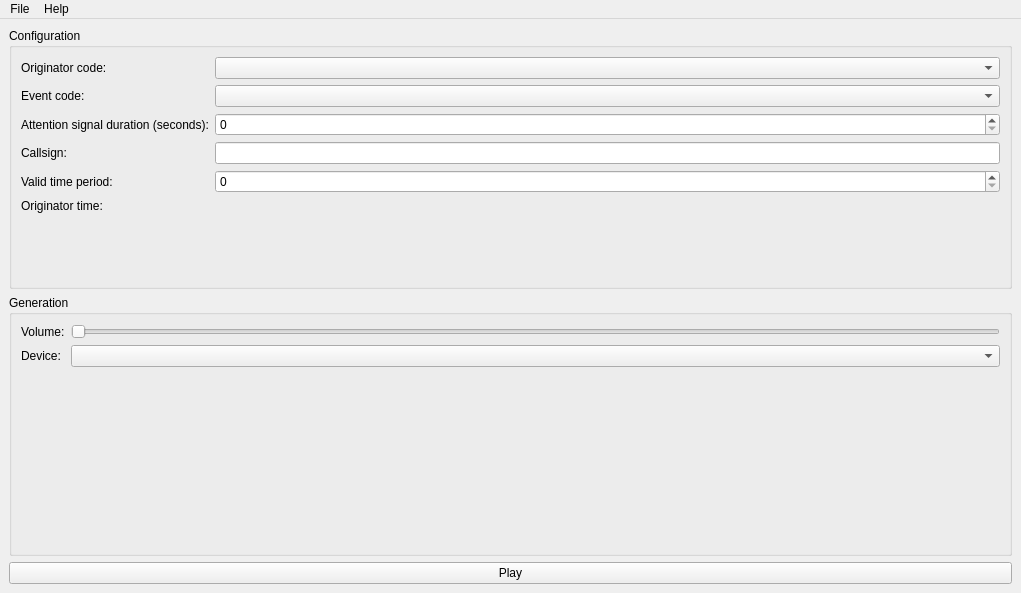
First picture: the form in src/frontend/qt/views/main_window.ui, repository mcroddev/SAMEthing, before the edit.
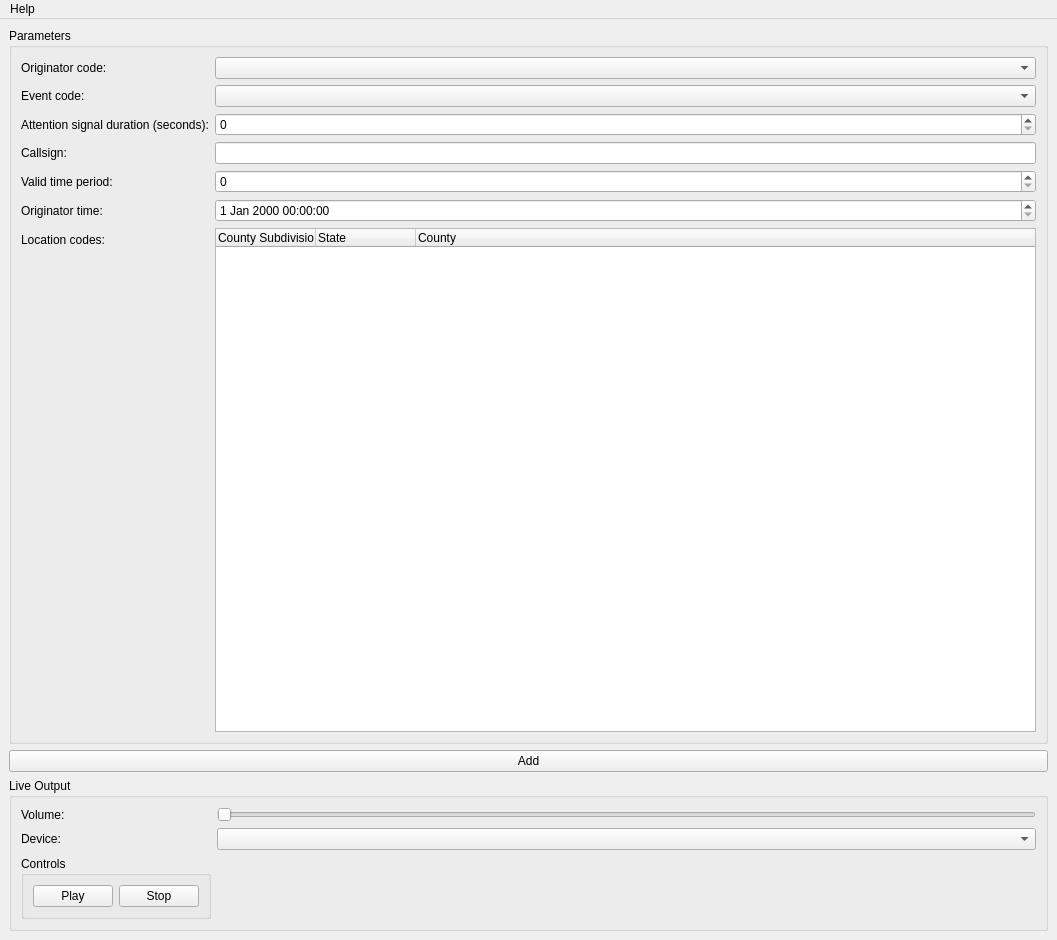
Second picture: the form after the edit.

The edit to the form file:
```diff
--- a/src/frontend/qt/views/main_window.ui
+++ b/src/frontend/qt/views/main_window.ui
@@ -6,8 +6,8 @@
    <rect>
     <x>0</x>
     <y>0</y>
-    <width>1021</width>
-    <height>593</height>
+    <width>1057</width>
+    <height>940</height>
    </rect>
   </property>
   <property name="windowTitle">
@@ -18,7 +18,7 @@
     <item>
      <widget class="QGroupBox" name="groupBox">
       <property name="title">
-       <string>Configuration</string>
+       <string>Parameters</string>
       </property>
       <layout class="QFormLayout" name="formLayout">
        <item row="0" column="0">
@@ -78,13 +78,49 @@
          </property>
         </widget>
        </item>
+       <item row="5" column="1">
+        <widget class="QDateTimeEdit" name="org_time_"/>
+       </item>
+       <item row="6" column="0">
+        <widget class="QLabel" name="label_9">
+         <property name="text">
+          <string>Location codes:</string>
+         </property>
+        </widget>
+       </item>
+       <item row="6" column="1">
+        <widget class="QTreeWidget" name="location_codes_">
+         <column>
+          <property name="text">
+           <string>County Subdivision</string>
+          </property>
+         </column>
+         <column>
+          <property name="text">
+           <string>State</string>
+          </property>
+         </column>
+         <column>
+          <property name="text">
+           <string>County</string>
+          </property>
+         </column>
+        </widget>
+       </item>
       </layout>
      </widget>
     </item>
+    <item>
+     <widget class="QPushButton" name="add_location_code_button_">
+      <property name="text">
+       <string>Add</string>
+      </property>
+     </widget>
+    </item>
     <item>
      <widget class="QGroupBox" name="groupBox_2">
       <property name="title">
-       <string>Generation</string>
+       <string>Live Output</string>
       </property>
       <layout class="QFormLayout" name="formLayout_2">
        <item row="0" column="0">
@@ -111,16 +147,32 @@
        <item row="1" column="1">
         <widget class="QComboBox" name="audio_device_list_"/>
        </item>
+       <item row="2" column="0">
+        <widget class="QGroupBox" name="groupBox_3">
+         <property name="title">
+          <string>Controls</string>
+         </property>
+         <layout class="QHBoxLayout" name="horizontalLayout">
+          <item>
+           <widget class="QPushButton" name="play_button_">
+            <property name="text">
+             <string>Play</string>
+            </property>
+           </widget>
+          </item>
+          <item>
+           <widget class="QPushButton" name="pushButton">
+            <property name="text">
+             <string>Stop</string>
+            </property>
+           </widget>
+          </item>
+         </layout>
+        </widget>
+       </item>
       </layout>
      </widget>
     </item>
-    <item>
-     <widget class="QPushButton" name="play_button_">
-      <property name="text">
-       <string>Play</string>
-      </property>
-     </widget>
-    </item>
    </layout>
   </widget>
   <widget class="QMenuBar" name="menubar">
@@ -128,16 +180,10 @@
     <rect>
      <x>0</x>
      <y>0</y>
-     <width>1021</width>
+     <width>1057</width>
      <height>28</height>
     </rect>
    </property>
-   <widget class="QMenu" name="menuFile">
-    <property name="title">
-     <string>File</string>
-    </property>
-    <addaction name="actionSave_output"/>
-   </widget>
    <widget class="QMenu" name="menuHelp">
     <property name="title">
      <string>Help</string>
@@ -145,7 +191,6 @@
     <addaction name="actionAbout_samething"/>
     <addaction name="actionAbout_Qt"/>
    </widget>
-   <addaction name="menuFile"/>
    <addaction name="menuHelp"/>
   </widget>
   <action name="actionSave_output">
```
Left out of the diff: 2 changed lines with no effect on the pictures.
